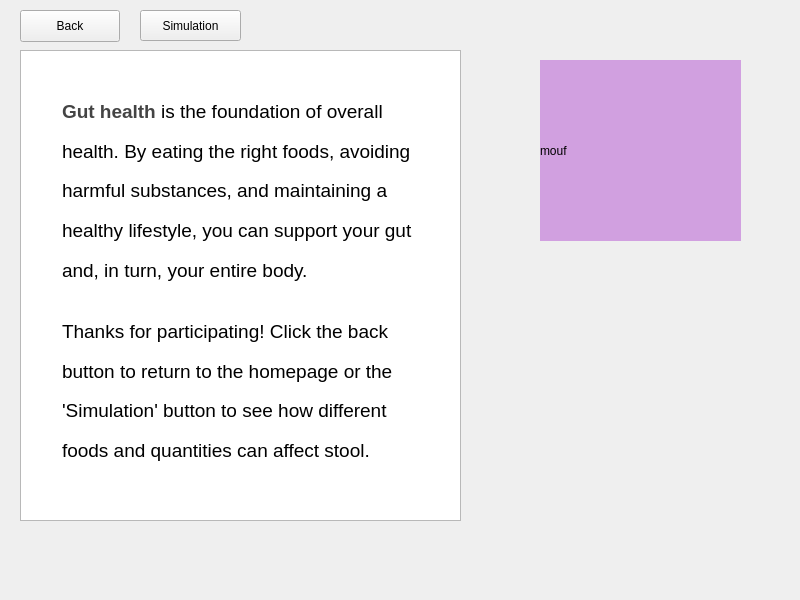
University-of-Utah-CS3505/a9-edu-app-f24-00Calvin00, file A8EduApp/resultswidget.ui: the form before one commit.
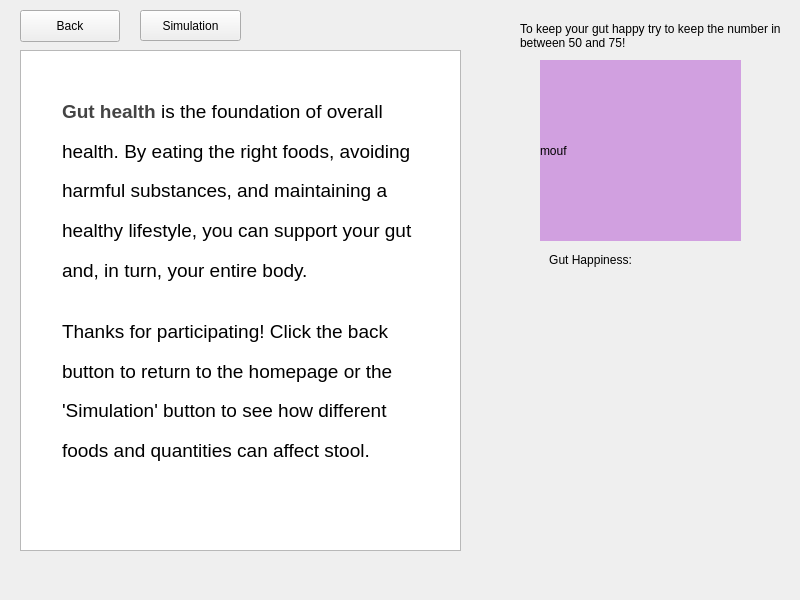
The form after the commit. Custom widgets are drawn as their Qt base class.

Commit message: Added a little more to physics and added simulation helper text

```diff
--- a/A8EduApp/resultswidget.ui
+++ b/A8EduApp/resultswidget.ui
@@ -114,7 +114,7 @@
      <x>20</x>
      <y>50</y>
      <width>441</width>
-     <height>471</height>
+     <height>501</height>
     </rect>
    </property>
    <property name="html">
@@ -235,6 +235,51 @@
     <bool>true</bool>
    </property>
   </widget>
+  <widget class="QLabel" name="GutHappinessLabel">
+   <property name="geometry">
+    <rect>
+     <x>540</x>
+     <y>250</y>
+     <width>101</width>
+     <height>20</height>
+    </rect>
+   </property>
+   <property name="text">
+    <string>Gut Happiness:</string>
+   </property>
+   <property name="alignment">
+    <set>Qt::AlignmentFlag::AlignCenter</set>
+   </property>
+  </widget>
+  <widget class="QLabel" name="GutHappinessNumber">
+   <property name="geometry">
+    <rect>
+     <x>650</x>
+     <y>250</y>
+     <width>63</width>
+     <height>20</height>
+    </rect>
+   </property>
+   <property name="text">
+    <string/>
+   </property>
+  </widget>
+  <widget class="QLabel" name="label">
+   <property name="geometry">
+    <rect>
+     <x>520</x>
+     <y>10</y>
+     <width>261</width>
+     <height>51</height>
+    </rect>
+   </property>
+   <property name="text">
+    <string>To keep your gut happy try to keep the number in between 50 and 75!</string>
+   </property>
+   <property name="wordWrap">
+    <bool>true</bool>
+   </property>
+  </widget>
   <zorder>simulationButton</zorder>
   <zorder>backToStartButton</zorder>
   <zorder>banana</zorder>
```
Left out of the diff: 3 changed lines with no effect on the pictures. The commit also changes 2 other files.
